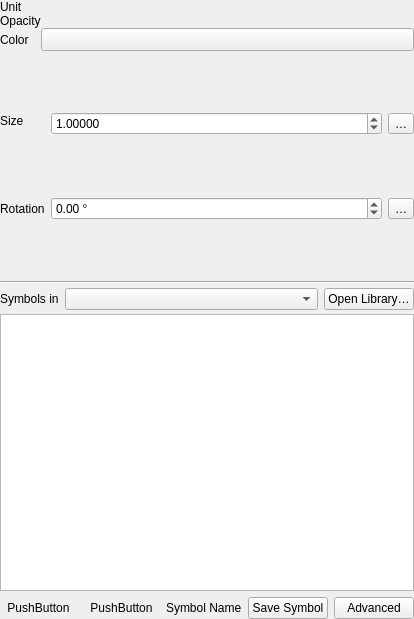
Old version of the form src/ui/symbollayer/widget_symbolslist.ui in the repository carsmie/QGIS.
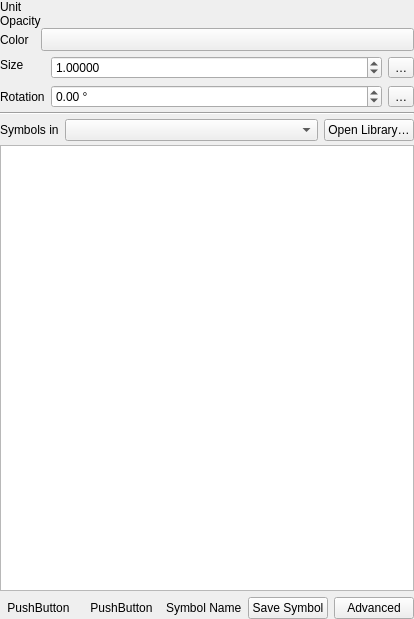
New version of the form. Icons and pictures are not drawn. Custom widgets are drawn as their Qt base class.

Patch:
```diff
--- a/src/ui/symbollayer/widget_symbolslist.ui
+++ b/src/ui/symbollayer/widget_symbolslist.ui
@@ -13,7 +13,7 @@
   <property name="windowTitle">
    <string>Form</string>
   </property>
-  <layout class="QGridLayout" name="gridLayout_4">
+  <layout class="QGridLayout" name="gridLayout_4" rowstretch="0,0,0,1,0">
    <property name="leftMargin">
     <number>0</number>
    </property>
```
